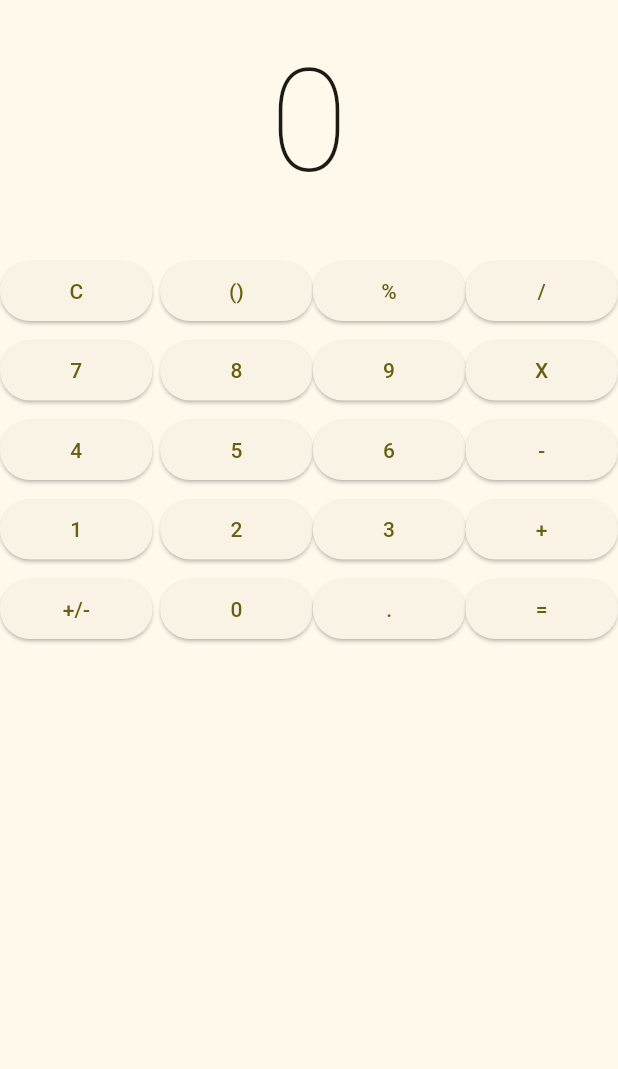
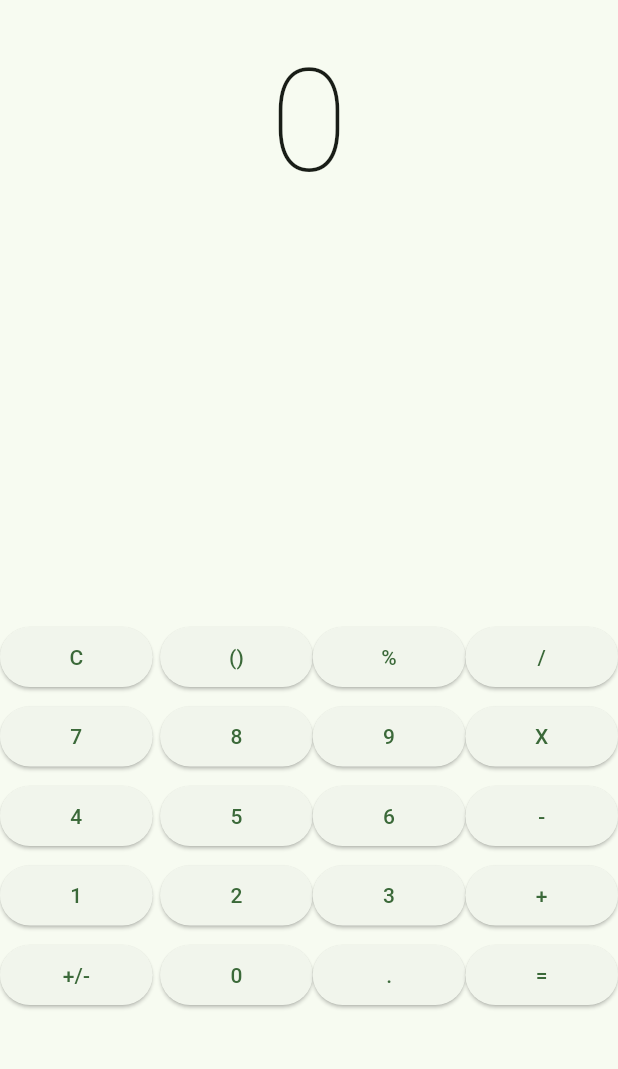
Before and after one commit to miusarname/calculadora_attemp_2, a Flutter app: the screen it shows after launch, after a tap on the "color lens" icon, on a phone screen of 412 x 824 dp, the part 63-1132 px from its top. Run offline on Flutter 3.47's test engine with Material 2 defaults, Android fonts, the light colour scheme and no system bars; our stand-ins replace math_expressions.

Commit message:
feat: :bug: Se arrego un bug de codigo

```diff
--- a/lib/main.dart
+++ b/lib/main.dart
@@ -4,16 +4,37 @@ import 'package:flutter/material.dart';
 
 void main() => runApp(const MyApp());
 
-class MyApp extends StatelessWidget {
+class MyApp extends StatefulWidget {
   const MyApp({super.key});
+
+  @override
+  State<StatefulWidget> createState()=> Index();
+}
+
+
+class Index extends State<MyApp> {
+
+  int themColor = 0;
+
+  void increaseColor() {
+    setState(() {
+      if (themColor == 5){
+        themColor =0;
+      }else{
+        themColor++;
+      }
+    });
+  }
+
 
   @override
   Widget build(BuildContext context) {
     return MaterialApp(
       title: 'Calculadora de aprendizaje',
-      home: const Principal(),
-      theme: AppTheme(selectedColor: 0).theme(),
+      home: Principal(increaseColor: increaseColor),
+      theme: AppTheme(selectedColor: themColor).theme(),
       debugShowCheckedModeBanner: false,
     );
   }
+
 }
--- a/lib/views/principal.dart
+++ b/lib/views/principal.dart
@@ -1,9 +1,10 @@
-import 'package:calculadora_attemp_2/main.dart';
 import 'package:flutter/material.dart';
 import 'package:math_expressions/math_expressions.dart';
 
 class Principal extends StatefulWidget {
-  const Principal({super.key});
+  final VoidCallback increaseColor; // Agregamos el parámetro al constructor
+
+  const Principal({Key? key, required this.increaseColor}) : super(key: key);
 
   @override
   State<Principal> createState() => _PrincipalState();
@@ -11,8 +12,7 @@ class Principal extends StatefulWidget {
 
 class _PrincipalState extends State<Principal> {
   String toOper = '0';
-  int themeValue = 0;
-
+  double fontSizes = 95;
 
   @override
   Widget build(BuildContext context) {
@@ -20,24 +20,25 @@ class _PrincipalState extends State<Principal> {
       appBar: AppBar(
         title: const Text('Calculadora'),
         actions: [
-          IconButton(onPressed: () {
-            themeValue = themeValue + 1;
-            setState(() {
-
-            });
-          }, icon: const Icon(Icons.color_lens))
+          IconButton(
+             onPressed: widget.increaseColor,
+            icon: const Icon(Icons.color_lens),
+          ),
         ],
       ),
       body: Center(
         child: Column(
           crossAxisAlignment: CrossAxisAlignment.center,
           children: [
-            Text(
+            Container(
+              height: 150,
+              child: Text(
               toOper,
-              style: const TextStyle(fontSize: 95, fontWeight: FontWeight.w100),
+              style: TextStyle(fontSize: fontSizes, fontWeight: FontWeight.w100),
+            ),
             ),
             const SizedBox(
-              height: 20, // Reduced height to provide some spacing
+              height: 250, // Reduced height to provide some spacing
             ),
             // Calculator buttons
             Expanded(
@@ -50,8 +51,10 @@ class _PrincipalState extends State<Principal> {
                         child: FilledButton(
                           onPressed: () {
                             if (toOper == '0' || toOper == '0.0') {
+                              fontSizes = 95;
                               toOper = "0";
                             } else {
+                              fontSizes = 95;
                               toOper = "0";
                             }
                             setState(() {});
@@ -300,6 +303,11 @@ class _PrincipalState extends State<Principal> {
                         child: FilledButton(
                           onPressed: () {
                             if (toOper != "0") {
+                              if ( toOper.length >= 7 ) {
+                                fontSizes -= 10;
+                                setState(() {
+                                });
+                              }
                               toOper += ".";
                             }
                             setState(() {});
```
